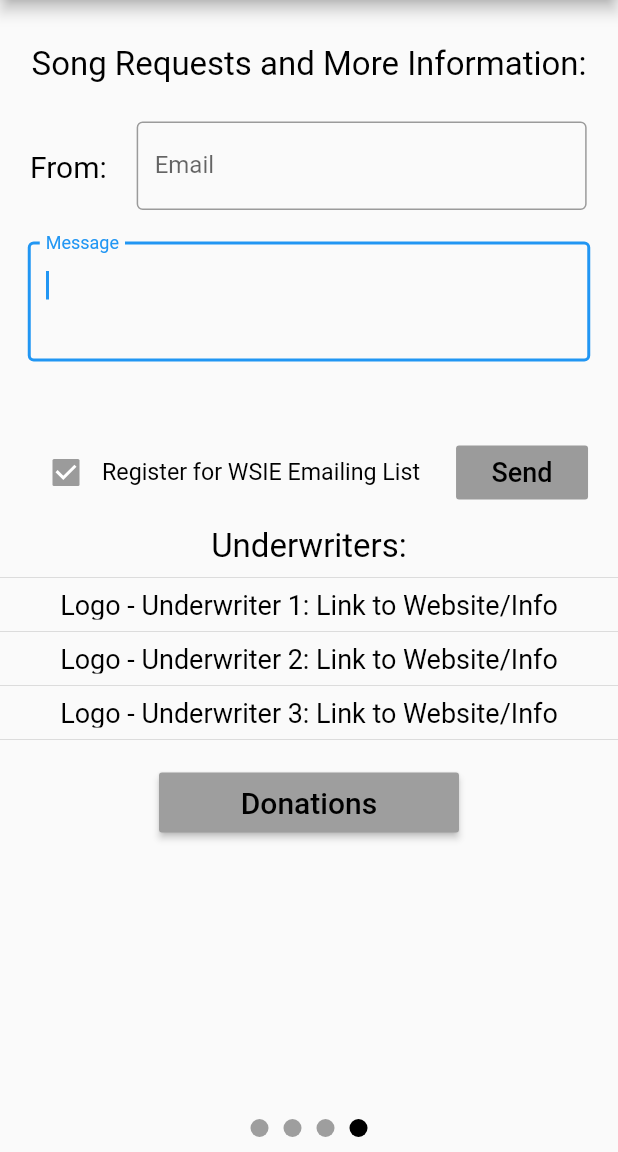
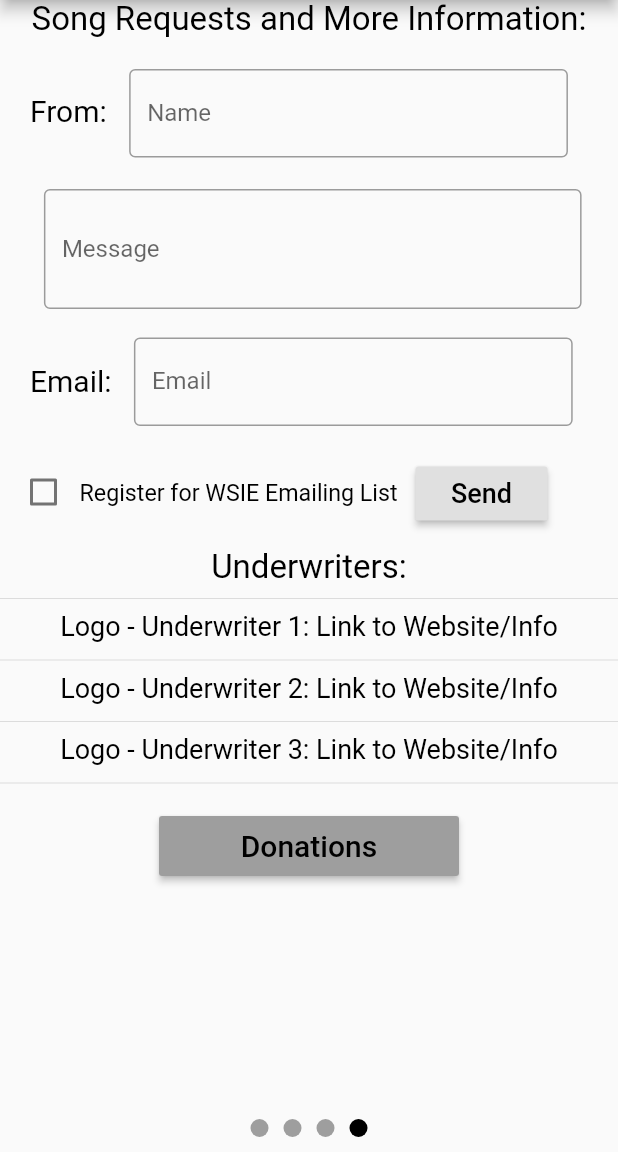
Before and after one commit to tcronis/WSIE_Radio, a Flutter app: the screen it shows after launch, swiped to page 4, on a phone screen of 412 x 824 dp, the part 84-1236 px from its top. Run offline on Flutter 3.47's test engine with Material 2 defaults, Android fonts, the light colour scheme and no system bars; drawn by our look-alikes of page_indicator; our stand-ins replace splashscreen, webview_flutter; network calls fail.

Commit message:
Retrieved Email data, fixed bug wtih keyboard

```diff
--- a/wsie_radio/lib/Pages/email_donations_page.dart
+++ b/wsie_radio/lib/Pages/email_donations_page.dart
@@ -6,7 +6,32 @@ class EmailAndDonations extends StatefulWidget{
 }
 class __EmailAndDonations extends State<EmailAndDonations>{
 
-   @override
+  final emailController = TextEditingController();
+  final messageController = TextEditingController();
+  final nameController = TextEditingController();
+  bool checkVal = false;
+
+  @override
+  void dispose() {
+    // Clean up the controller when the widget is disposed.
+    emailController.dispose();
+    messageController.dispose();
+    nameController.dispose();
+    super.dispose();
+  }
+
+  void _sendEmailMessage() async {
+    String email = emailController.text;
+    String message = messageController.text;
+    String name = nameController.text;
+    String checkboxVal = checkVal.toString();
+
+    print('Name: $name with Email: $email with Message: $message List?: $checkboxVal');
+    //emailController.dispose();
+    //messageController.dispose();
+  }
+
+    @override
   Widget build(BuildContext context){
     return MaterialApp(
       color: Colors.white,
@@ -19,7 +44,7 @@ class __EmailAndDonations extends State<EmailAndDonations>{
               return Column(
                 children: <Widget>[
                   Padding(
-                    padding: const EdgeInsets.fromLTRB(20.0, 30.0, 20.0, 20.0),
+                    padding: const EdgeInsets.fromLTRB(20.0, 0, 20.0, 15.0),
                     child: Text(
                       'Song Requests and More Information:',
                       textAlign: TextAlign.center,
@@ -31,7 +56,7 @@ class __EmailAndDonations extends State<EmailAndDonations>{
                   new Row(
                     children: <Widget>[
                       Padding(
-                        padding: const EdgeInsets.fromLTRB(20, 5, 15, 20),
+                        padding: const EdgeInsets.fromLTRB(20, 5, 10, 20),
                         child: Container(
                           child: new Text("From: ",
                             style: TextStyle(
@@ -44,14 +69,15 @@ class __EmailAndDonations extends State<EmailAndDonations>{
                       ),
 
                       Padding(
-                        padding: const EdgeInsets.fromLTRB(0, 5, 0, 5),
+                        padding: const EdgeInsets.fromLTRB(0, 5, 0, 0),
                         child: SizedBox(
                           height: 75.0,
-                          width: 300.0,
+                          width: (MediaQuery.of(context).size.width)*0.71,
                           child: TextFormField(
+                            controller: nameController,
                             decoration: const InputDecoration(
                               border: OutlineInputBorder(),
-                              labelText: "Email",
+                              labelText: "Name",
                             ),
                             maxLines: 1,
                           ),
@@ -59,13 +85,15 @@ class __EmailAndDonations extends State<EmailAndDonations>{
                       ),
                     ],
                   ),
+
               Padding(
-                padding: const EdgeInsets.all(0),
+                padding: const EdgeInsets.fromLTRB(20, 5, 15, 10),
                 child: SizedBox(
                   height: 80.0,
-                  width: 375.0,
+                  width: (MediaQuery.of(context).size.width)*0.87,
                   child: TextFormField(
-                    autofocus: true,
+                    controller: messageController,
+                    //autofocus: true,
                     onEditingComplete: deactivate,
                     decoration: const InputDecoration(
                       border: OutlineInputBorder(),
@@ -78,17 +106,55 @@ class __EmailAndDonations extends State<EmailAndDonations>{
                   new Row(
                     children: <Widget>[
                       Padding(
-                        padding: const EdgeInsets.fromLTRB(20, 50, 0, 0),
+                        padding: const EdgeInsets.fromLTRB(20, 6, 10, 0),
                         child: Container(
-                          child: new Checkbox(
-                            value: true,
+                          child: new Text("Email: ",
+                            style: TextStyle(
+                                color: Colors.black,
+                                fontSize: 20.0
+                            ),
                           ),
                           alignment: FractionalOffset(.06,.05),
                         ),
                       ),
 
                       Padding(
-                        padding: const EdgeInsets.fromLTRB(0, 50, 20, 0),
+                        padding: const EdgeInsets.fromLTRB(0, 9, 0, 0),
+                        child: SizedBox(
+                          height: 60.0,
+                          width: (MediaQuery.of(context).size.width)*0.71,
+                          child: TextFormField(
+                            controller: emailController,
+                            decoration: const InputDecoration(
+                              border: OutlineInputBorder(),
+                              labelText: "Email",
+                            ),
+                            maxLines: 1,
+                          ),
+                        ),
+                      ),
+                    ],
+                  ),
+
+                  new Row(
+                    children: <Widget>[
+                      Padding(
+                        padding: const EdgeInsets.fromLTRB(5, 18, 0, 0),
+                        child: Container(
+                          child: new Checkbox(
+                            value: checkVal,
+                            onChanged: (bool value){
+                              setState(() {
+                                checkVal = value;
+                              });
+                            }
+                          ),
+                          alignment: FractionalOffset(.06,.05),
+                        ),
+                      ),
+
+                      Padding(
+                        padding: const EdgeInsets.fromLTRB(0, 20, 0, 0),
                         child: Container(
                           child: new Text("Register for WSIE Emailing List",
                             style: TextStyle(
@@ -100,8 +166,9 @@ class __EmailAndDonations extends State<EmailAndDonations>{
                         ),
                       ),
                       Padding(
-                        padding: const EdgeInsets.fromLTRB(4, 50, 0, 0),
+                        padding: const EdgeInsets.fromLTRB(12, 20, 0, 0),
                         child: RaisedButton(
+                          onPressed: _sendEmailMessage,
                           child: Text(
                             'Send',
                             style: TextStyle(
@@ -131,7 +198,7 @@ class __EmailAndDonations extends State<EmailAndDonations>{
                   Padding(
                     padding: const EdgeInsets.fromLTRB(0, 0, 0, 0),
                     child: new SizedBox(
-                      height: 20,
+                      height: 25,
                       width:  375,
                       child: Text(
                         'Logo - Underwriter 1: Link to Website/Info',
@@ -146,7 +213,7 @@ class __EmailAndDonations extends State<EmailAndDonations>{
                   Padding(
                     padding: const EdgeInsets.fromLTRB(0, 0, 0, 0),
                     child: new SizedBox(
-                      height: 20,
+                      height: 25,
                       width:  375,
                       child: Text(
                         'Logo - Underwriter 2: Link to Website/Info',
@@ -162,7 +229,7 @@ class __EmailAndDonations extends State<EmailAndDonations>{
                   Padding(
                     padding: const EdgeInsets.fromLTRB(0, 0, 0, 0),
                     child: new SizedBox(
-                      height: 20,
+                      height: 25,
                       width:  375,
                       child: Text(
                         'Logo - Underwriter 3: Link to Website/Info',
```
Also changed, not shown: wsie_radio/lib/Pages/test.dart (added), wsie_radio/pubspec.lock.
